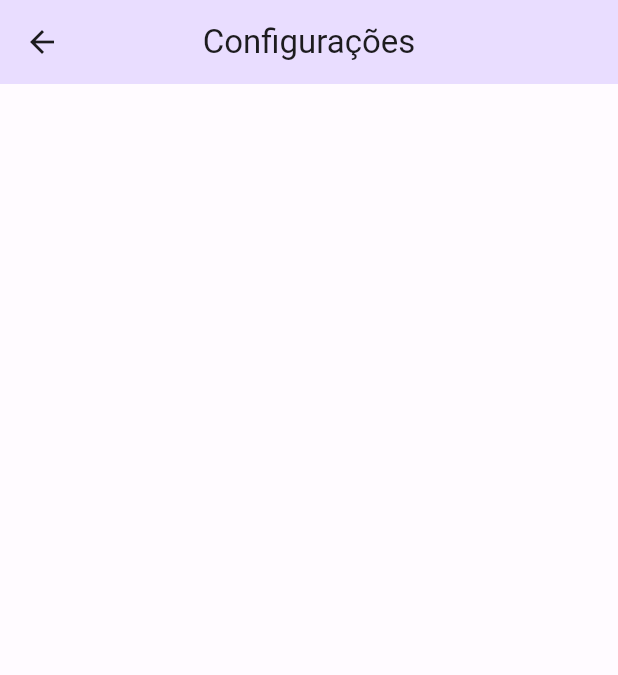
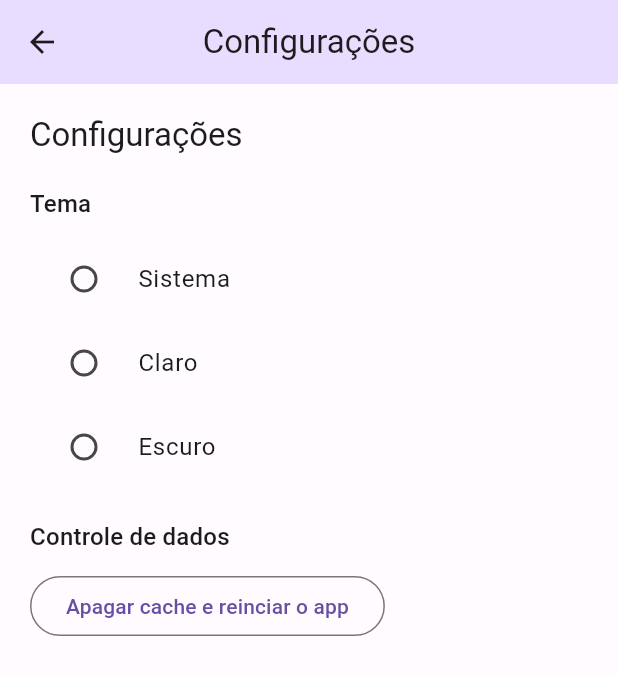
Before and after one commit to WevertonCouto/Listinha-Flutterando-Semana-FlutterStack, a Flutter app: the ConfigurationPage screen opened by its route, on a phone screen of 412 x 824 dp. Shown: the top 675 px of the screen. Run offline on Flutter 3.47's test engine with Material 2 defaults, Android fonts, the phone set to English and light mode, and no system bars; our stand-ins replace flutter_modular.

Commit message:
add configuration page layout

```diff
--- a/app/lib/src/configuration/configuration_page.dart
+++ b/app/lib/src/configuration/configuration_page.dart
@@ -1,6 +1,4 @@
 import 'package:flutter/material.dart';
-import 'package:flutter/src/widgets/framework.dart';
-import 'package:flutter/src/widgets/placeholder.dart';
 
 class ConfigurationPage extends StatefulWidget {
   const ConfigurationPage({super.key});
@@ -16,6 +14,66 @@ class _ConfigurationPageState extends State<ConfigurationPage> {
       appBar: AppBar(
         title: const Text('Configurações'),
       ),
+      body: Padding(
+        padding: const EdgeInsets.only(top: 20, right: 20, left: 20),
+        child: Column(
+          crossAxisAlignment: CrossAxisAlignment.start,
+          children: [
+            Text(
+              'Configurações',
+              style: Theme.of(context).textTheme.titleLarge,
+            ),
+            const SizedBox(
+              height: 20,
+            ),
+            Text(
+              'Tema',
+              style: Theme.of(context).textTheme.titleMedium,
+            ),
+            const SizedBox(
+              height: 10,
+            ),
+            RadioListTile(
+              value: ThemeMode.system,
+              groupValue: ThemeMode.light,
+              onChanged: (mode) {},
+              title: const Text('Sistema'),
+            ),
+            RadioListTile(
+              value: ThemeMode.dark,
+              groupValue: ThemeMode.light,
+              onChanged: (mode) {},
+              title: const Text(
+                'Claro',
+              ),
+            ),
+            RadioListTile(
+              value: ThemeMode.system,
+              groupValue: ThemeMode.light,
+              onChanged: (mode) {},
+              title: const Text(
+                'Escuro',
+              ),
+            ),
+            const SizedBox(
+              height: 20,
+            ),
+            Text(
+              'Controle de dados',
+              style: Theme.of(context).textTheme.titleMedium,
+            ),
+            const SizedBox(
+              height: 10,
+            ),
+            OutlinedButton(
+              onPressed: () {},
+              child: const Text(
+                'Apagar cache e reinciar o app',
+              ),
+            )
+          ],
+        ),
+      ),
     );
   }
 }
```
